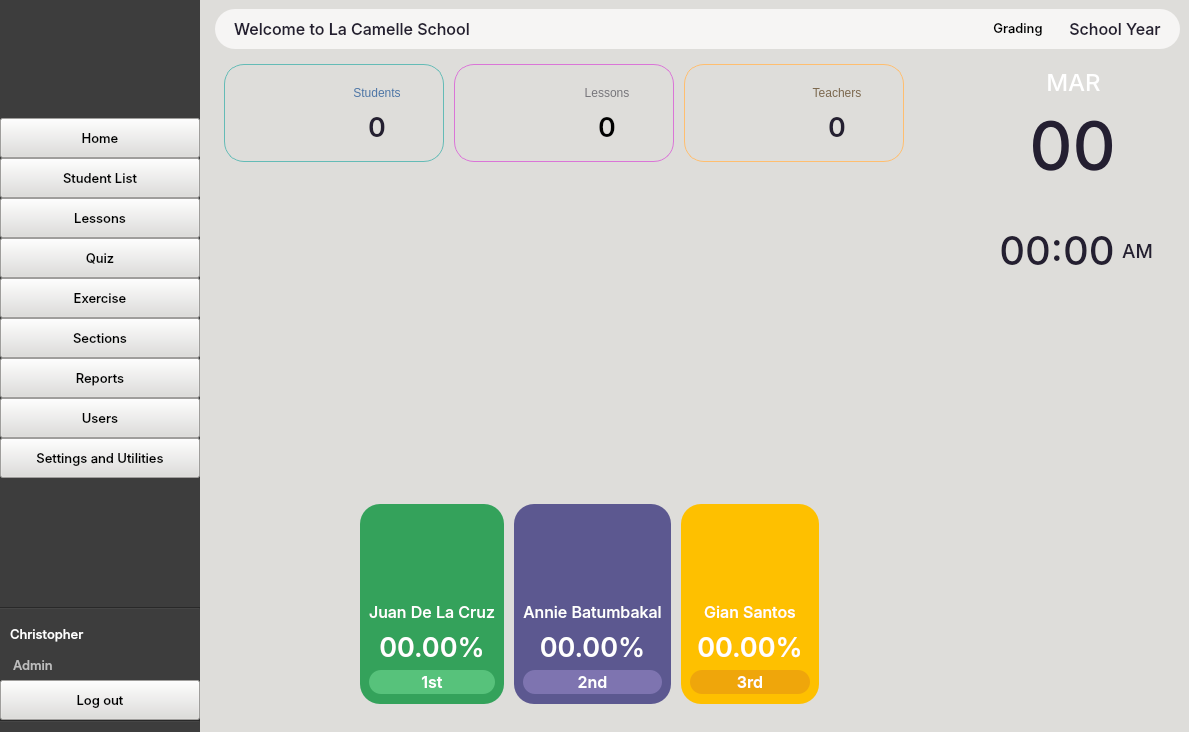
CPG19040/CPG19040, file CAI_PyQt/CAI_Admin/UI/FormHome.ui: the form before one commit.
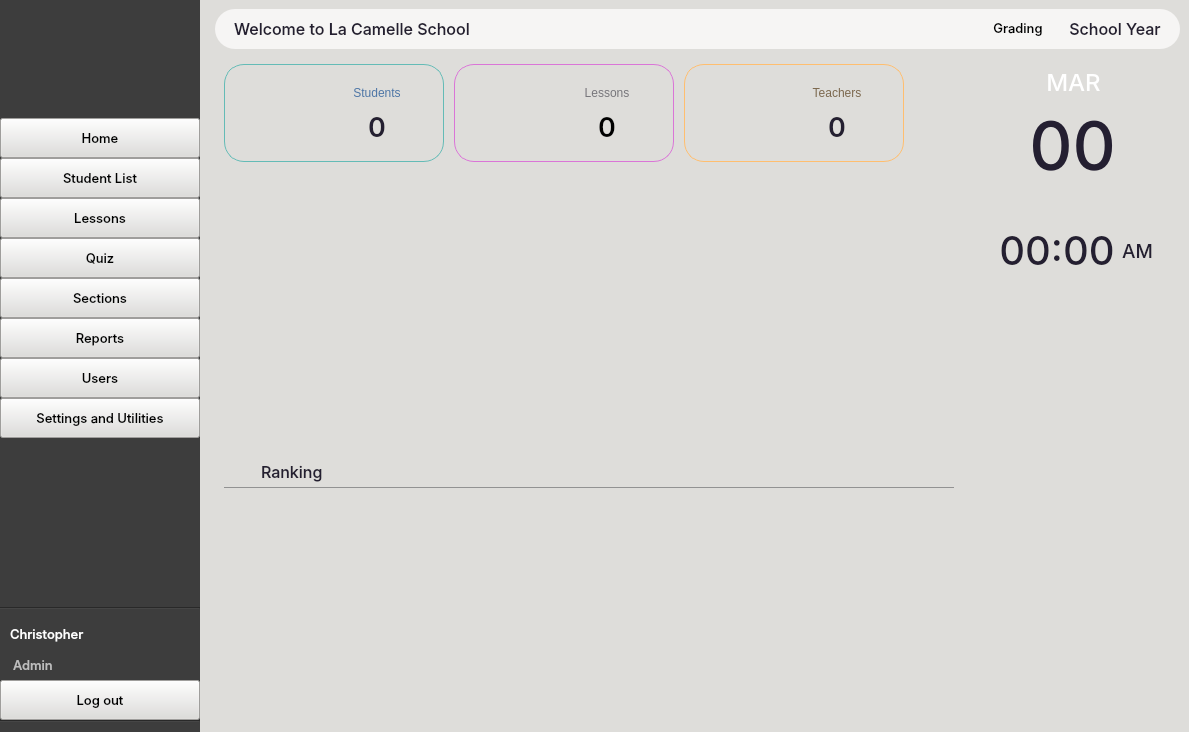
The form after the commit. Icons and pictures are not drawn.

```diff
--- a/CAI_PyQt/CAI_Admin/UI/FormHome.ui
+++ b/CAI_PyQt/CAI_Admin/UI/FormHome.ui
@@ -503,53 +503,6 @@
          </property>
         </widget>
        </item>
-       <item>
-        <widget class="QPushButton" name="btnExercise">
-         <property name="minimumSize">
-          <size>
-           <width>200</width>
-           <height>40</height>
-          </size>
-         </property>
-         <property name="maximumSize">
-          <size>
-           <width>16777215</width>
-           <height>40</height>
-          </size>
-         </property>
-         <property name="font">
-          <font>
-           <family>Inter Medium</family>
-           <pointsize>10</pointsize>
-           <weight>7</weight>
-           <italic>false</italic>
-           <bold>false</bold>
-          </font>
-         </property>
-         <property name="cursor">
-          <cursorShape>PointingHandCursor</cursorShape>
-         </property>
-         <property name="styleSheet">
-          <string notr="true"/>
-         </property>
-         <property name="text">
-          <string>Exercise</string>
-         </property>
-         <property name="icon">
-          <iconset resource="../resources.qrc">
-           <normaloff>:/Images/Images/dumbell.svg</normaloff>:/Images/Images/dumbell.svg</iconset>
-         </property>
-         <property name="iconSize">
-          <size>
-           <width>24</width>
-           <height>24</height>
-          </size>
-         </property>
-         <property name="class" stdset="0">
-          <string>button-left-nav</string>
-         </property>
-        </widget>
-       </item>
        <item>
         <widget class="QPushButton" name="btnSections">
          <property name="minimumSize">
@@ -1529,7 +1482,105 @@
                   </spacer>
                  </item>
                  <item>
-                  <widget class="QWidget" name="widget_top_scorers" native="true">
+                  <widget class="QFrame" name="frame_ranking_title">
+                   <property name="minimumSize">
+                    <size>
+                     <width>0</width>
+                     <height>30</height>
+                    </size>
+                   </property>
+                   <property name="styleSheet">
+                    <string notr="true">#frame_ranking_title {
+	background-color: transparent; border-bottom: 1px solid rgb(146, 146, 146);
+}</string>
+                   </property>
+                   <property name="frameShape">
+                    <enum>QFrame::StyledPanel</enum>
+                   </property>
+                   <property name="frameShadow">
+                    <enum>QFrame::Raised</enum>
+                   </property>
+                   <layout class="QHBoxLayout" name="horizontalLayout_13">
+                    <property name="leftMargin">
+                     <number>0</number>
+                    </property>
+                    <property name="topMargin">
+                     <number>0</number>
+                    </property>
+                    <property name="rightMargin">
+                     <number>0</number>
+                    </property>
+                    <property name="bottomMargin">
+                     <number>0</number>
+                    </property>
+                    <item>
+                     <widget class="QLabel" name="label">
+                      <property name="minimumSize">
+                       <size>
+                        <width>30</width>
+                        <height>30</height>
+                       </size>
+                      </property>
+                      <property name="maximumSize">
+                       <size>
+                        <width>30</width>
+                        <height>30</height>
+                       </size>
+                      </property>
+                      <property name="text">
+                       <string/>
+                      </property>
+                      <property name="pixmap">
+                       <pixmap resource="../resources.qrc">:/Images/Images/ranking.png</pixmap>
+                      </property>
+                      <property name="scaledContents">
+                       <bool>true</bool>
+                      </property>
+                     </widget>
+                    </item>
+                    <item>
+                     <widget class="QLabel" name="label_1">
+                      <property name="minimumSize">
+                       <size>
+                        <width>0</width>
+                        <height>30</height>
+                       </size>
+                      </property>
+                      <property name="maximumSize">
+                       <size>
+                        <width>16777215</width>
+                        <height>30</height>
+                       </size>
+                      </property>
+                      <property name="font">
+                       <font>
+                        <family>Inter Medium</family>
+                        <pointsize>12</pointsize>
+                        <weight>50</weight>
+                        <italic>false</italic>
+                        <bold>false</bold>
+                       </font>
+                      </property>
+                      <property name="styleSheet">
+                       <string notr="true">QLabel {
+    color: rgb(36, 31, 49);
+    background-color: transparent;
+    font: 12pt &quot;Inter Medium&quot;;
+}</string>
+                      </property>
+                      <property name="text">
+                       <string>Ranking</string>
+                      </property>
+                      <property name="alignment">
+                       <set>Qt::AlignLeading|Qt::AlignLeft|Qt::AlignVCenter</set>
+                      </property>
+                     </widget>
+                    </item>
+                   </layout>
+                  </widget>
+                 </item>
+                 <item>
+                  <widget class="QScrollArea" name="scrollArea_Ranking">
                    <property name="minimumSize">
                     <size>
                      <width>0</width>
@@ -1572,631 +1623,23 @@
 	font: 20pt &quot;Inter SemiBold&quot;;
 }</string>
                    </property>
-                   <layout class="QHBoxLayout" name="horizontalLayout_42">
-                    <property name="spacing">
-                     <number>10</number>
-                    </property>
-                    <item>
-                     <spacer name="horizontalSpacer_22">
-                      <property name="orientation">
-                       <enum>Qt::Horizontal</enum>
-                      </property>
-                      <property name="sizeHint" stdset="0">
-                       <size>
-                        <width>40</width>
-                        <height>20</height>
-                       </size>
-                      </property>
-                     </spacer>
-                    </item>
-                    <item>
-                     <widget class="QWidget" name="widget_27" native="true">
-                      <property name="minimumSize">
-                       <size>
-                        <width>0</width>
-                        <height>200</height>
-                       </size>
-                      </property>
-                      <property name="maximumSize">
-                       <size>
-                        <width>16777215</width>
-                        <height>200</height>
-                       </size>
-                      </property>
-                      <property name="styleSheet">
-                       <string notr="true">#widget_27 {
-	background-color: #34a25b;
-	border-radius: 20px;
-}
-
-#widget_26 {
-	background: transparent;
-}
-
-#label_stud_name {
-	color: #FFF;
-	background-color: transparent;
-	font: 12pt &quot;Inter Medium&quot;;
-}
-
-#label_student_score {
-	font: 20pt &quot;Inter SemiBold&quot;;
-	background: transparent;
-	color: #FFF;
-}
-
-#label_student_place {
-	font: 12pt &quot;Inter SemiBold&quot;;
-	border-radius: 12px;
-	background-color: #57c27b;
-	color: #FFF;
-}</string>
-                      </property>
-                      <layout class="QVBoxLayout" name="verticalLayout_37">
-                       <property name="topMargin">
-                        <number>10</number>
-                       </property>
-                       <property name="bottomMargin">
-                        <number>10</number>
-                       </property>
-                       <item>
-                        <widget class="QWidget" name="widget_26" native="true">
-                         <layout class="QHBoxLayout" name="horizontalLayout_41">
-                          <property name="spacing">
-                           <number>0</number>
-                          </property>
-                          <property name="leftMargin">
-                           <number>0</number>
-                          </property>
-                          <property name="topMargin">
-                           <number>0</number>
-                          </property>
-                          <property name="rightMargin">
-                           <number>0</number>
-                          </property>
-                          <property name="bottomMargin">
-                           <number>0</number>
-                          </property>
-                          <item>
-                           <spacer name="horizontalSpacer_13">
-                            <property name="orientation">
-                             <enum>Qt::Horizontal</enum>
-                            </property>
-                            <property name="sizeHint" stdset="0">
-                             <size>
-                              <width>20</width>
-                              <height>20</height>
-                             </size>
-                            </property>
-                           </spacer>
-                          </item>
-                          <item>
-                           <widget class="QLabel" name="label_profile">
-                            <property name="sizePolicy">
-                             <sizepolicy hsizetype="Expanding" vsizetype="Preferred">
-                              <horstretch>0</horstretch>
-                              <verstretch>0</verstretch>
-                             </sizepolicy>
-                            </property>
-                            <property name="minimumSize">
-                             <size>
-                              <width>80</width>
-                              <height>80</height>
-                             </size>
-                            </property>
-                            <property name="maximumSize">
-                             <size>
-                              <width>80</width>
-                              <height>80</height>
-                             </size>
-                            </property>
-                            <property name="styleSheet">
-                             <string notr="true">background-color: transparent;</string>
-                            </property>
-                            <property name="text">
-                             <string/>
-                            </property>
-                            <property name="pixmap">
-                             <pixmap resource="../resources.qrc">:/Images/Images/profile_gray.png</pixmap>
-                            </property>
-                            <property name="scaledContents">
+                   <property name="verticalScrollBarPolicy">
+                    <enum>Qt::ScrollBarAlwaysOff</enum>
+                   </property>
+                   <property name="widgetResizable">
                              <bool>true</bool>
                             </property>
-                            <property name="alignment">
-                             <set>Qt::AlignCenter</set>
-                            </property>
-                           </widget>
-                          </item>
-                          <item>
-                           <spacer name="horizontalSpacer_14">
-                            <property name="orientation">
-                             <enum>Qt::Horizontal</enum>
-                            </property>
-                            <property name="sizeType">
-                             <enum>QSizePolicy::Expanding</enum>
-                            </property>
-                            <property name="sizeHint" stdset="0">
-                             <size>
-                              <width>20</width>
-                              <height>20</height>
-                             </size>
-                            </property>
-                           </spacer>
-                          </item>
-                         </layout>
-                        </widget>
-                       </item>
-                       <item>
-                        <widget class="QLabel" name="label_stud_name">
-                         <property name="font">
-                          <font>
-                           <family>Inter Medium</family>
-                           <pointsize>12</pointsize>
-                           <weight>50</weight>
-                           <italic>false</italic>
-                           <bold>false</bold>
-                          </font>
-                         </property>
-                         <property name="styleSheet">
-                          <string notr="true"/>
-                         </property>
-                         <property name="text">
-                          <string>Juan De La Cruz</string>
-                         </property>
-                         <property name="alignment">
-                          <set>Qt::AlignCenter</set>
-                         </property>
-                        </widget>
-                       </item>
-                       <item>
-                        <widget class="QLabel" name="label_student_score">
-                         <property name="font">
-                          <font>
-                           <family>Inter SemiBold</family>
-                           <pointsize>20</pointsize>
-                           <weight>50</weight>
-                           <italic>false</italic>
-                           <bold>false</bold>
-                          </font>
-                         </property>
-                         <property name="text">
-                          <string>00.00%</string>
-                         </property>
-                         <property name="alignment">
-                          <set>Qt::AlignCenter</set>
-                         </property>
-                        </widget>
-                       </item>
-                       <item>
-                        <widget class="QLabel" name="label_student_place">
-                         <property name="font">
-                          <font>
-                           <family>Inter SemiBold</family>
-                           <pointsize>12</pointsize>
-                           <weight>50</weight>
-                           <italic>false</italic>
-                           <bold>false</bold>
-                          </font>
-                         </property>
-                         <property name="text">
-                          <string>1st</string>
-                         </property>
-                         <property name="alignment">
-                          <set>Qt::AlignCenter</set>
-                         </property>
-                        </widget>
-                       </item>
-                      </layout>
-                     </widget>
-                    </item>
-                    <item>
-                     <widget class="QWidget" name="widget_28" native="true">
-                      <property name="minimumSize">
-                       <size>
-                        <width>0</width>
-                        <height>200</height>
-                       </size>
-                      </property>
-                      <property name="maximumSize">
-                       <size>
-                        <width>16777215</width>
-                        <height>200</height>
-                       </size>
-                      </property>
-                      <property name="styleSheet">
-                       <string notr="true">#widget_28 {
-	background-color: #5c5890;
-	border-radius: 20px;
-}
-
-#widget_29 {
-	background: transparent;
-}
-
-#label_stud_name_2 {
-	color: #FFF;
-	background-color: transparent;
-	font: 12pt &quot;Inter Medium&quot;;
-}
-
-#label_student_score_2 {
-	font: 20pt &quot;Inter SemiBold&quot;;
-	background: transparent;
-	color: #FFF;
-}
-
-#label_student_place_2 {
-	font: 12pt &quot;Inter SemiBold&quot;;
-	border-radius: 12px;
-	background-color: #7e74b0;
-	color: #FFF;
-}</string>
-                      </property>
-                      <layout class="QVBoxLayout" name="verticalLayout_38">
-                       <property name="topMargin">
-                        <number>10</number>
-                       </property>
-                       <property name="bottomMargin">
-                        <number>10</number>
-                       </property>
-                       <item>
-                        <widget class="QWidget" name="widget_29" native="true">
-                         <layout class="QHBoxLayout" name="horizontalLayout_43">
-                          <property name="spacing">
-                           <number>0</number>
-                          </property>
-                          <property name="leftMargin">
-                           <number>0</number>
-                          </property>
-                          <property name="topMargin">
-                           <number>0</number>
-                          </property>
-                          <property name="rightMargin">
-                           <number>0</number>
-                          </property>
-                          <property name="bottomMargin">
-                           <number>0</number>
-                          </property>
-                          <item>
-                           <spacer name="horizontalSpacer_16">
-                            <property name="orientation">
-                             <enum>Qt::Horizontal</enum>
-                            </property>
-                            <property name="sizeHint" stdset="0">
-                             <size>
-                              <width>20</width>
-                              <height>20</height>
-                             </size>
-                            </property>
-                           </spacer>
-                          </item>
-                          <item>
-                           <widget class="QLabel" name="label_profile_2">
-                            <property name="sizePolicy">
-                             <sizepolicy hsizetype="Expanding" vsizetype="Preferred">
-                              <horstretch>0</horstretch>
-                              <verstretch>0</verstretch>
-                             </sizepolicy>
-                            </property>
-                            <property name="minimumSize">
-                             <size>
-                              <width>80</width>
-                              <height>80</height>
-                             </size>
-                            </property>
-                            <property name="maximumSize">
-                             <size>
-                              <width>80</width>
-                              <height>80</height>
-                             </size>
-                            </property>
-                            <property name="styleSheet">
-                             <string notr="true">background-color: transparent;</string>
-                            </property>
-                            <property name="text">
-                             <string/>
-                            </property>
-                            <property name="pixmap">
-                             <pixmap resource="../resources.qrc">:/Images/Images/profile_gray.png</pixmap>
-                            </property>
-                            <property name="scaledContents">
-                             <bool>true</bool>
-                            </property>
-                            <property name="alignment">
-                             <set>Qt::AlignCenter</set>
-                            </property>
-                           </widget>
-                          </item>
-                          <item>
-                           <spacer name="horizontalSpacer_17">
-                            <property name="orientation">
-                             <enum>Qt::Horizontal</enum>
-                            </property>
-                            <property name="sizeHint" stdset="0">
-                             <size>
-                              <width>20</width>
-                              <height>20</height>
-                             </size>
-                            </property>
-                           </spacer>
-                          </item>
-                         </layout>
-                        </widget>
-                       </item>
-                       <item>
-                        <widget class="QLabel" name="label_stud_name_2">
-                         <property name="font">
-                          <font>
-                           <family>Inter Medium</family>
-                           <pointsize>12</pointsize>
-                           <weight>50</weight>
-                           <italic>false</italic>
-                           <bold>false</bold>
-                          </font>
-                         </property>
-                         <property name="styleSheet">
-                          <string notr="true"/>
-                         </property>
-                         <property name="text">
-                          <string>Annie Batumbakal</string>
-                         </property>
-                         <property name="alignment">
-                          <set>Qt::AlignCenter</set>
-                         </property>
-                        </widget>
-                       </item>
-                       <item>
-                        <widget class="QLabel" name="label_student_score_2">
-                         <property name="font">
-                          <font>
-                           <family>Inter SemiBold</family>
-                           <pointsize>20</pointsize>
-                           <weight>50</weight>
-                           <italic>false</italic>
-                           <bold>false</bold>
-                          </font>
-                         </property>
-                         <property name="text">
-                          <string>00.00%</string>
-                         </property>
-                         <property name="alignment">
-                          <set>Qt::AlignCenter</set>
-                         </property>
-                        </widget>
-                       </item>
-                       <item>
-                        <widget class="QLabel" name="label_student_place_2">
-                         <property name="font">
-                          <font>
-                           <family>Inter SemiBold</family>
-                           <pointsize>12</pointsize>
-                           <weight>50</weight>
-                           <italic>false</italic>
-                           <bold>false</bold>
-                          </font>
-                         </property>
-                         <property name="text">
-                          <string>2nd</string>
-                         </property>
-                         <property name="alignment">
-                          <set>Qt::AlignCenter</set>
-                         </property>
-                        </widget>
-                       </item>
-                      </layout>
-                     </widget>
-                    </item>
-                    <item>
-                     <widget class="QWidget" name="widget_30" native="true">
-                      <property name="minimumSize">
-                       <size>
-                        <width>0</width>
-                        <height>200</height>
-                       </size>
-                      </property>
-                      <property name="maximumSize">
-                       <size>
-                        <width>16777215</width>
-                        <height>200</height>
-                       </size>
-                      </property>
-                      <property name="styleSheet">
-                       <string notr="true">#widget_30 {
-	background-color: #fec000;
-	border-radius: 20px;
-}
-
-#widget_31 {
-	background: transparent;
-}
-
-#label_stud_name_3 {
-	color: #FFF;
-	background-color: transparent;
-	font: 12pt &quot;Inter Medium&quot;;
-}
-
-#label_student_score_3 {
-	font: 20pt &quot;Inter SemiBold&quot;;
-	background: transparent;
-	color: #FFF;
-}
-
-#label_student_place_3 {
-	font: 12pt &quot;Inter SemiBold&quot;;
-	border-radius: 12px;
-	background-color: #efa60b;
-	color: #FFF;
-}</string>
-                      </property>
-                      <layout class="QVBoxLayout" name="verticalLayout_39">
-                       <property name="topMargin">
-                        <number>10</number>
-                       </property>
-                       <property name="bottomMargin">
-                        <number>10</number>
-                       </property>
-                       <item>
-                        <widget class="QWidget" name="widget_31" native="true">
-                         <layout class="QHBoxLayout" name="horizontalLayout_44">
-                          <property name="spacing">
-                           <number>0</number>
-                          </property>
-                          <property name="leftMargin">
-                           <number>0</number>
-                          </property>
-                          <property name="topMargin">
-                           <number>0</number>
-                          </property>
-                          <property name="rightMargin">
-                           <number>0</number>
-                          </property>
-                          <property name="bottomMargin">
-                           <number>0</number>
-                          </property>
-                          <item>
-                           <spacer name="horizontalSpacer_18">
-                            <property name="orientation">
-                             <enum>Qt::Horizontal</enum>
-                            </property>
-                            <property name="sizeHint" stdset="0">
-                             <size>
-                              <width>20</width>
-                              <height>20</height>
-                             </size>
-                            </property>
-                           </spacer>
-                          </item>
-                          <item>
-                           <widget class="QLabel" name="label_profile_3">
-                            <property name="sizePolicy">
-                             <sizepolicy hsizetype="Expanding" vsizetype="Preferred">
-                              <horstretch>0</horstretch>
-                              <verstretch>0</verstretch>
-                             </sizepolicy>
-                            </property>
-                            <property name="minimumSize">
-                             <size>
-                              <width>80</width>
-                              <height>80</height>
-                             </size>
-                            </property>
-                            <property name="maximumSize">
-                             <size>
-                              <width>80</width>
-                              <height>80</height>
-                             </size>
-                            </property>
-                            <property name="styleSheet">
-                             <string notr="true">background-color: transparent;</string>
-                            </property>
-                            <property name="text">
-                             <string/>
-                            </property>
-                            <property name="pixmap">
-                             <pixmap resource="../resources.qrc">:/Images/Images/profile_gray.png</pixmap>
-                            </property>
-                            <property name="scaledContents">
-                             <bool>true</bool>
-                            </property>
-                            <property name="alignment">
-                             <set>Qt::AlignCenter</set>
-                            </property>
-                           </widget>
-                          </item>
-                          <item>
-                           <spacer name="horizontalSpacer_19">
-                            <property name="orientation">
-                             <enum>Qt::Horizontal</enum>
-                            </property>
-                            <property name="sizeHint" stdset="0">
-                             <size>
-                              <width>20</width>
-                              <height>20</height>
-                             </size>
-                            </property>
-                           </spacer>
-                          </item>
-                         </layout>
-                        </widget>
-                       </item>
-                       <item>
-                        <widget class="QLabel" name="label_stud_name_3">
-                         <property name="font">
-                          <font>
-                           <family>Inter Medium</family>
-                           <pointsize>12</pointsize>
-                           <weight>50</weight>
-                           <italic>false</italic>
-                           <bold>false</bold>
-                          </font>
-                         </property>
-                         <property name="styleSheet">
-                          <string notr="true"/>
-                         </property>
-                         <property name="text">
-                          <string>Gian Santos</string>
-                         </property>
-                         <property name="alignment">
-                          <set>Qt::AlignCenter</set>
-                         </property>
-                        </widget>
-                       </item>
-                       <item>
-                        <widget class="QLabel" name="label_student_score_3">
-                         <property name="font">
-                          <font>
-                           <family>Inter SemiBold</family>
-                           <pointsize>20</pointsize>
-                           <weight>50</weight>
-                           <italic>false</italic>
-                           <bold>false</bold>
-                          </font>
-                         </property>
-                         <property name="text">
-                          <string>00.00%</string>
-                         </property>
-                         <property name="alignment">
-                          <set>Qt::AlignCenter</set>
-                         </property>
-                        </widget>
-                       </item>
-                       <item>
-                        <widget class="QLabel" name="label_student_place_3">
-                         <property name="font">
-                          <font>
-                           <family>Inter SemiBold</family>
-                           <pointsize>12</pointsize>
-                           <weight>50</weight>
-                           <italic>false</italic>
-                           <bold>false</bold>
-                          </font>
-                         </property>
-                         <property name="text">
-                          <string>3rd</string>
-                         </property>
-                         <property name="alignment">
-                          <set>Qt::AlignCenter</set>
-                         </property>
-                        </widget>
-                       </item>
-                      </layout>
-                     </widget>
-                    </item>
-                    <item>
-                     <spacer name="horizontalSpacer_21">
-                      <property name="orientation">
-                       <enum>Qt::Horizontal</enum>
-                      </property>
-                      <property name="sizeHint" stdset="0">
-                       <size>
-                        <width>40</width>
-                        <height>20</height>
-                       </size>
-                      </property>
-                     </spacer>
-                    </item>
-                   </layout>
+                   <widget class="QWidget" name="scrollAreaWidgetContents">
+                    <property name="geometry">
+                     <rect>
+                      <x>0</x>
+                      <y>0</y>
+                      <width>730</width>
+                      <height>220</height>
+                     </rect>
+                    </property>
+                    <layout class="QHBoxLayout" name="HBoxLayout_Ranking"/>
+                   </widget>
                   </widget>
                  </item>
                 </layout>
@@ -5347,276 +4790,6 @@
         </item>
        </layout>
       </widget>
-      <widget class="QWidget" name="pageExercise">
-       <property name="styleSheet">
-        <string notr="true">*[class=&quot;label-magnifying-search&quot;] {
-	background-color: rgb(255, 255, 255);
-	border-top-left-radius: 15px;
-	border-bottom-left-radius: 15px;
-	border: 1px solid #999;
-	border-right: none;
-}
-
-*[class=&quot;textbox-search&quot;] {
-	background-color: rgb(255, 255, 255); 
-	border-top-right-radius: 15px;
-	border-bottom-right-radius: 15px;
-	border: 1px solid #999;
-	border-left: none;
-}
-
-*[class=&quot;widget-search-container&quot;] {
-	background: transparent;
-}</string>
-       </property>
-       <layout class="QVBoxLayout" name="verticalLayout_10">
-        <item>
-         <widget class="QWidget" name="widget_search_5" native="true">
-          <property name="minimumSize">
-           <size>
-            <width>0</width>
-            <height>30</height>
-           </size>
-          </property>
-          <property name="maximumSize">
-           <size>
-            <width>16777215</width>
-            <height>30</height>
-           </size>
-          </property>
-          <property name="styleSheet">
-           <string notr="true">*[class=&quot;widget-search-container&quot;] {
-	background-color: #FFF;
-	border: 1px solid #999;
-	border-radius: 15px;
-}</string>
-          </property>
-          <property name="class" stdset="0">
-           <string>widget-search-container</string>
-          </property>
-          <layout class="QHBoxLayout" name="layout_search_4">
-           <property name="spacing">
-            <number>0</number>
-           </property>
-           <property name="leftMargin">
-            <number>4</number>
-           </property>
-           <property name="topMargin">
-            <number>0</number>
-           </property>
-           <property name="rightMargin">
-            <number>6</number>
-           </property>
-           <property name="bottomMargin">
-            <number>0</number>
-           </property>
-           <item>
-            <widget class="QLabel" name="label_magnifying_stud_3">
-             <property name="minimumSize">
-              <size>
-               <width>30</width>
-               <height>30</height>
-              </size>
-             </property>
-             <property name="maximumSize">
-              <size>
-               <width>30</width>
-               <height>30</height>
-              </size>
-             </property>
-             <property name="styleSheet">
-              <string notr="true">*[class=&quot;label-magnifying-search&quot;] {
-	background: transparent;
-	border: none;
-}</string>
-             </property>
-             <property name="text">
-              <string/>
-             </property>
-             <property name="pixmap">
-              <pixmap resource="../resources.qrc">:/Images/Images/search.png</pixmap>
-             </property>
-             <property name="scaledContents">
-              <bool>true</bool>
-             </property>
-             <property name="margin">
-              <number>5</number>
-             </property>
-             <property name="class" stdset="0">
-              <string>label-magnifying-search</string>
-             </property>
-            </widget>
-           </item>
-           <item>
-            <widget class="QLineEdit" name="txtSearchExercise">
-             <property name="minimumSize">
-              <size>
-               <width>0</width>
-               <height>30</height>
-              </size>
-             </property>
-             <property name="maximumSize">
-              <size>
-               <width>16777215</width>
-               <height>30</height>
-              </size>
-             </property>
-             <property name="styleSheet">
-              <string notr="true">*[class=&quot;textbox-search&quot;] {
-	border: none;
-	background: transparent;
-}</string>
-             </property>
-             <property name="placeholderText">
-              <string>Search</string>
-             </property>
-             <property name="class" stdset="0">
-              <string>textbox-search</string>
-             </property>
-            </widget>
-           </item>
-           <item>
-            <widget class="QPushButton" name="btnClearSearch_3">
-             <property name="minimumSize">
-              <size>
-               <width>20</width>
-               <height>20</height>
-              </size>
-             </property>
-             <property name="maximumSize">
-              <size>
-               <width>20</width>
-               <height>20</height>
-              </size>
-             </property>
-             <property name="cursor">
-              <cursorShape>PointingHandCursor</cursorShape>
-             </property>
-             <property name="toolTip">
-              <string>Clear</string>
-             </property>
-             <property name="styleSheet">
-              <string notr="true">*[class=&quot;button-clear-search&quot;] {
-	border-radius: 10px;
-	background: transparent;
-}
-
-*[class=&quot;button-clear-search&quot;]:hover {
-	background-color: #FFC0C0;
-}
-
-*[class=&quot;button-clear-search&quot;]:pressed {
-	background-color: #FFD2D2;
-}</string>
-             </property>
-             <property name="text">
-              <string/>
-             </property>
-             <property name="icon">
-              <iconset resource="../resources.qrc">
-               <normaloff>:/Images/Images/clear.png</normaloff>
-               <normalon>:/Images/Images/clear.png</normalon>
-               <activeon>:/Images/Images/clear.png</activeon>:/Images/Images/clear.png</iconset>
-             </property>
-             <property name="iconSize">
-              <size>
-               <width>8</width>
-               <height>8</height>
-              </size>
-             </property>
-             <property name="default">
-              <bool>true</bool>
-             </property>
-             <property name="class" stdset="0">
-              <string>button-clear-search</string>
-             </property>
-            </widget>
-           </item>
-          </layout>
-         </widget>
-        </item>
-        <item>
-         <spacer name="verticalSpacer_2">
-          <property name="orientation">
-           <enum>Qt::Vertical</enum>
-          </property>
-          <property name="sizeHint" stdset="0">
-           <size>
-            <width>195</width>
-            <height>588</height>
-           </size>
-          </property>
-         </spacer>
-        </item>
-        <item>
-         <layout class="QHBoxLayout" name="horizontalLayout_13">
-          <item>
-           <spacer name="horizontalSpacer_6">
-            <property name="orientation">
-             <enum>Qt::Horizontal</enum>
-            </property>
-            <property name="sizeHint" stdset="0">
-             <size>
-              <width>40</width>
-              <height>20</height>
-             </size>
-            </property>
-           </spacer>
-          </item>
-          <item>
-           <widget class="QPushButton" name="btnExerciseEdit">
-            <property name="minimumSize">
-             <size>
-              <width>100</width>
-              <height>30</height>
-             </size>
-            </property>
-            <property name="maximumSize">
-             <size>
-              <width>16777215</width>
-              <height>30</height>
-             </size>
-            </property>
-            <property name="cursor">
-             <cursorShape>PointingHandCursor</cursorShape>
-            </property>
-            <property name="text">
-             <string>Edit</string>
-            </property>
-            <property name="class" stdset="0">
-             <string>button-normal</string>
-            </property>
-           </widget>
-          </item>
-          <item>
-           <widget class="QPushButton" name="btnExerciseAdd">
-            <property name="minimumSize">
-             <size>
-              <width>100</width>
-              <height>30</height>
-             </size>
-            </property>
-            <property name="maximumSize">
-             <size>
-              <width>16777215</width>
-              <height>30</height>
-             </size>
-            </property>
-            <property name="cursor">
-             <cursorShape>PointingHandCursor</cursorShape>
-            </property>
-            <property name="text">
-             <string>Add</string>
-            </property>
-            <property name="class" stdset="0">
-             <string>button-normal</string>
-            </property>
-           </widget>
-          </item>
-         </layout>
-        </item>
-       </layout>
-      </widget>
       <widget class="QWidget" name="pageSections">
        <property name="styleSheet">
         <string notr="true">QComboBox[class=&quot;combobox-main&quot;] {
```
Left out of the diff: 376 changed lines with no effect on the pictures. Lines whose indentation alone changed are shown as unchanged.
